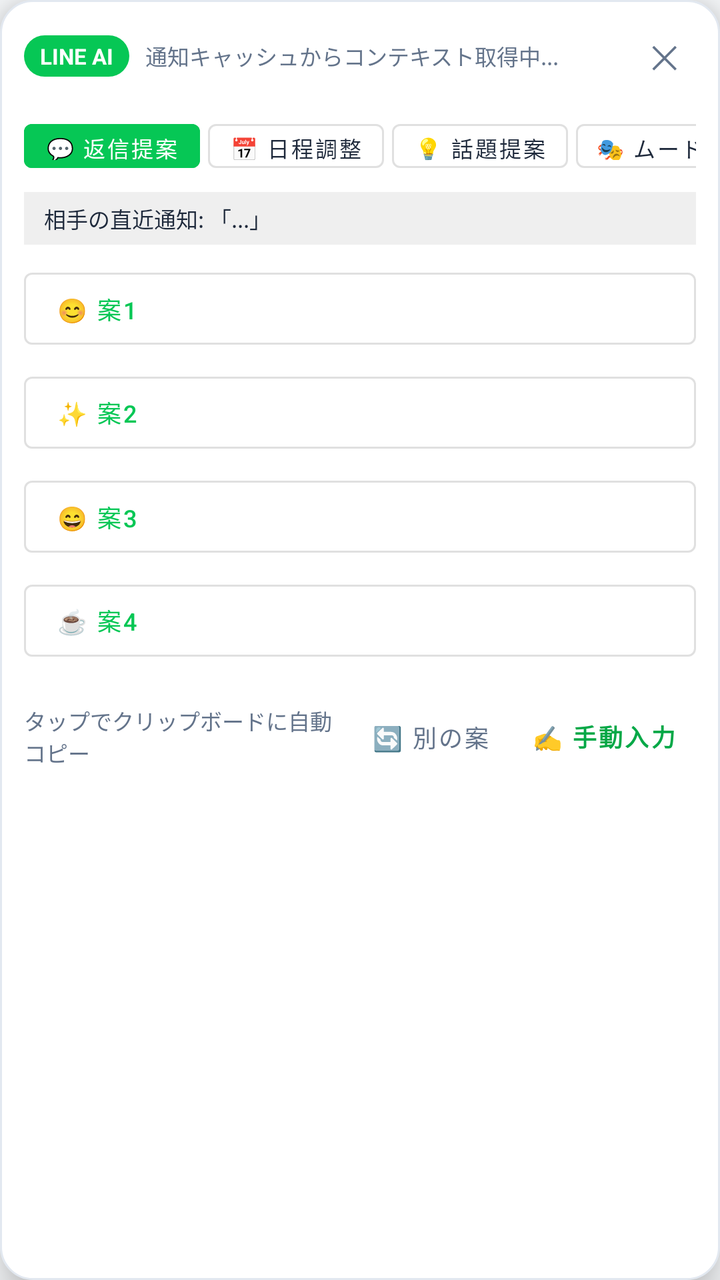
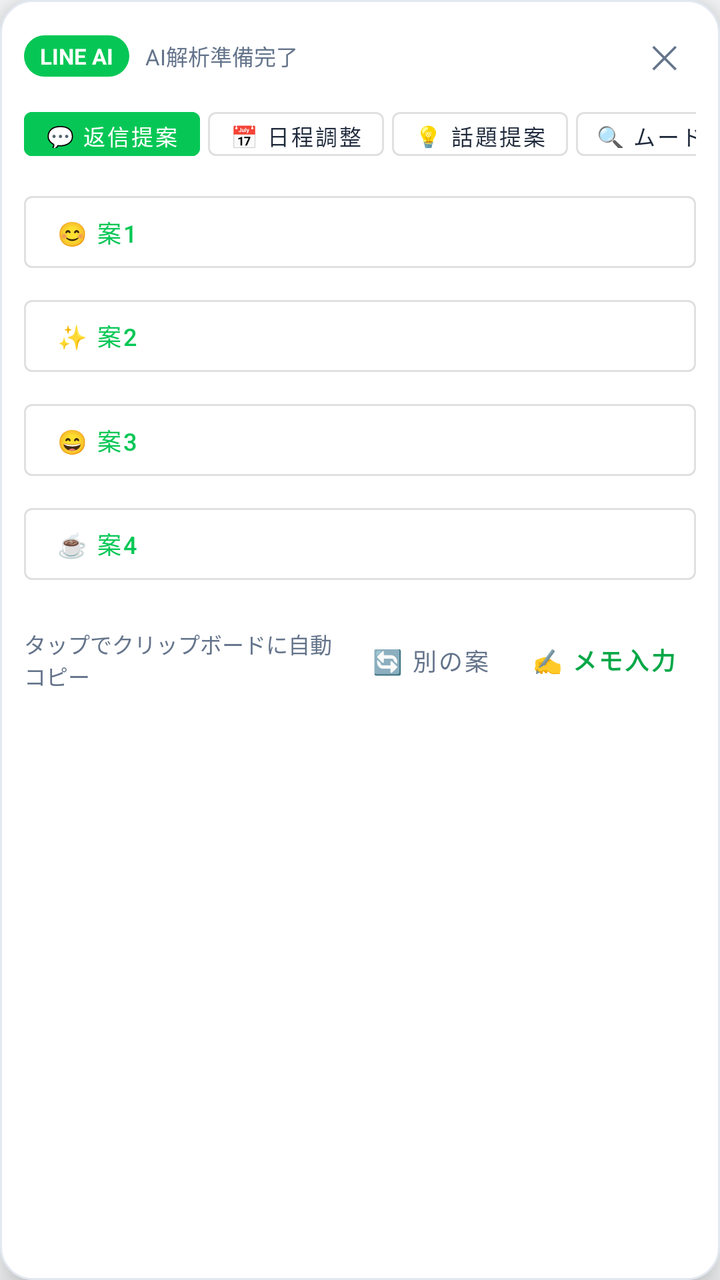

Screens rendered from an Android XML layout before and after an edit, with the pre-edit source and the edit as a unified diff.
<!-- AndroidManifest.xml: application theme Theme.LineAiReply -->
<!-- res/layout/overlay_line_replies.xml -->
<?xml version="1.0" encoding="utf-8"?>
<LinearLayout xmlns:android="http://schemas.android.com/apk/res/android"
    android:id="@+id/cardRoot"
    android:layout_width="match_parent"
    android:layout_height="wrap_content"
    android:background="@drawable/bg_reply_sheet"
    android:elevation="12dp"
    android:orientation="vertical"
    android:padding="12dp">

    
    <LinearLayout
        android:layout_width="match_parent"
        android:layout_height="wrap_content"
        android:gravity="center_vertical"
        android:orientation="horizontal">

        <TextView
            android:id="@+id/textPlatformTag"
            android:layout_width="wrap_content"
            android:layout_height="wrap_content"
            android:background="@drawable/bg_line_pill"
            android:paddingHorizontal="8dp"
            android:paddingVertical="3dp"
            android:text="LINE AI"
            android:textColor="@color/white"
            android:textSize="11sp"
            android:textStyle="bold" />

        <TextView
            android:id="@+id/textContextSummary"
            android:layout_width="0dp"
            android:layout_height="wrap_content"
            android:layout_marginStart="8dp"
            android:layout_weight="1"
            android:ellipsize="end"
            android:maxLines="1"
            android:text="通知キャッシュからコンテキスト取得中..."
            android:textColor="@color/text_secondary"
            android:textSize="11sp" />

        <TextView
            android:id="@+id/btnClose"
            android:layout_width="32dp"
            android:layout_height="32dp"
            android:gravity="center"
            android:text="✕"
            android:textColor="@color/text_secondary"
            android:textSize="16sp" />
    </LinearLayout>

    
    <HorizontalScrollView
        android:id="@+id/scrollRooms"
        android:layout_width="match_parent"
        android:layout_height="wrap_content"
        android:layout_marginTop="6dp"
        android:scrollbars="none">

        <LinearLayout
            android:id="@+id/layoutRoomChips"
            android:layout_width="wrap_content"
            android:layout_height="wrap_content"
            android:orientation="horizontal" />
    </HorizontalScrollView>

    
    <HorizontalScrollView
        android:layout_width="match_parent"
        android:layout_height="wrap_content"
        android:layout_marginTop="6dp"
        android:scrollbars="none">

        <LinearLayout
            android:layout_width="wrap_content"
            android:layout_height="wrap_content"
            android:orientation="horizontal">

            <Button
                android:id="@+id/btnModeReply"
                style="@style/Widget.MaterialComponents.Button.UnelevatedButton"
                android:layout_width="wrap_content"
                android:layout_height="34dp"
                android:layout_marginEnd="4dp"
                android:backgroundTint="@color/line_green"
                android:paddingHorizontal="10dp"
                android:text="💬 返信提案"
                android:textColor="@color/white"
                android:textSize="11sp" />

            <Button
                android:id="@+id/btnModeSchedule"
                style="@style/Widget.MaterialComponents.Button.OutlinedButton"
                android:layout_width="wrap_content"
                android:layout_height="34dp"
                android:layout_marginEnd="4dp"
                android:paddingHorizontal="10dp"
                android:text="📅 日程調整"
                android:textColor="@color/text_primary"
                android:textSize="11sp" />

            <Button
                android:id="@+id/btnModeTopic"
                style="@style/Widget.MaterialComponents.Button.OutlinedButton"
                android:layout_width="wrap_content"
                android:layout_height="34dp"
                android:layout_marginEnd="4dp"
                android:paddingHorizontal="10dp"
                android:text="💡 話題提案"
                android:textColor="@color/text_primary"
                android:textSize="11sp" />

            <Button
                android:id="@+id/btnModeMood"
                style="@style/Widget.MaterialComponents.Button.OutlinedButton"
                android:layout_width="wrap_content"
                android:layout_height="34dp"
                android:paddingHorizontal="10dp"
                android:text="🎭 ムード分析"
                android:textColor="@color/text_primary"
                android:textSize="11sp" />
        </LinearLayout>
    </HorizontalScrollView>

    
    <TextView
        android:id="@+id/textClipboardPreview"
        android:layout_width="match_parent"
        android:layout_height="wrap_content"
        android:layout_marginTop="6dp"
        android:background="#FEF3C7"
        android:paddingHorizontal="10dp"
        android:paddingVertical="4dp"
        android:ellipsize="end"
        android:maxLines="2"
        android:text="📋 コピー文を反映: 「...」"
        android:textColor="#92400E"
        android:textSize="11sp"
        android:visibility="gone" />

    
    <TextView
        android:id="@+id/textPartnerMessagePreview"
        android:layout_width="match_parent"
        android:layout_height="wrap_content"
        android:layout_marginTop="6dp"
        android:background="#10000000"
        android:paddingHorizontal="10dp"
        android:paddingVertical="5dp"
        android:ellipsize="end"
        android:maxLines="3"
        android:text="相手の直近通知: 「...」"
        android:textColor="@color/text_primary"
        android:textSize="11sp" />

    
    <LinearLayout
        android:id="@+id/optionsLayout"
        android:layout_width="match_parent"
        android:layout_height="wrap_content"
        android:layout_marginTop="8dp"
        android:orientation="vertical">

        <Button
            android:id="@+id/btnOpt1"
            style="@style/Widget.MaterialComponents.Button.OutlinedButton"
            android:layout_width="match_parent"
            android:layout_height="wrap_content"
            android:layout_marginBottom="4dp"
            android:gravity="start|center_vertical"
            android:paddingVertical="6dp"
            android:text="😊 案1"
            android:textAllCaps="false"
            android:textSize="12sp" />

        <Button
            android:id="@+id/btnOpt2"
            style="@style/Widget.MaterialComponents.Button.OutlinedButton"
            android:layout_width="match_parent"
            android:layout_height="wrap_content"
            android:layout_marginBottom="4dp"
            android:gravity="start|center_vertical"
            android:paddingVertical="6dp"
            android:text="✨ 案2"
            android:textAllCaps="false"
            android:textSize="12sp" />

        <Button
            android:id="@+id/btnOpt3"
            style="@style/Widget.MaterialComponents.Button.OutlinedButton"
            android:layout_width="match_parent"
            android:layout_height="wrap_content"
            android:layout_marginBottom="4dp"
            android:gravity="start|center_vertical"
            android:paddingVertical="6dp"
            android:text="😄 案3"
            android:textAllCaps="false"
            android:textSize="12sp" />

        <Button
            android:id="@+id/btnOpt4"
            style="@style/Widget.MaterialComponents.Button.OutlinedButton"
            android:layout_width="match_parent"
            android:layout_height="wrap_content"
            android:layout_marginBottom="6dp"
            android:gravity="start|center_vertical"
            android:paddingVertical="6dp"
            android:text="☕ 案4"
            android:textAllCaps="false"
            android:textSize="12sp" />
    </LinearLayout>

    
    <LinearLayout
        android:layout_width="match_parent"
        android:layout_height="wrap_content"
        android:gravity="center_vertical"
        android:orientation="horizontal"
        android:paddingTop="4dp">

        <TextView
            android:layout_width="0dp"
            android:layout_height="wrap_content"
            android:layout_weight="1"
            android:text="タップでクリップボードに自動コピー"
            android:textColor="@color/text_secondary"
            android:textSize="11sp" />

        <Button
            android:id="@+id/btnRegenerate"
            style="@style/Widget.MaterialComponents.Button.TextButton"
            android:layout_width="wrap_content"
            android:layout_height="wrap_content"
            android:minWidth="0dp"
            android:paddingHorizontal="10dp"
            android:text="🔄 別の案"
            android:textColor="@color/text_secondary"
            android:textSize="12sp" />

        <Button
            android:id="@+id/btnDirectType"
            style="@style/Widget.MaterialComponents.Button.TextButton"
            android:layout_width="wrap_content"
            android:layout_height="wrap_content"
            android:minWidth="0dp"
            android:paddingHorizontal="10dp"
            android:text="✍️ 手動入力"
            android:textColor="@color/line_green_dark"
            android:textSize="12sp"
            android:textStyle="bold" />
    </LinearLayout>

</LinearLayout>
<!-- resources referenced by this layout -->
<resources>
  <color name="line_green">#06C755</color>
  <color name="line_green_dark">#05A847</color>
  <color name="text_primary">#1E293B</color>
  <color name="text_secondary">#64748B</color>
  <color name="white">#FFFFFF</color>
  <!-- drawable bg_line_pill (drawable) -->
  <?xml version="1.0" encoding="utf-8"?>
  <shape xmlns:android="http://schemas.android.com/apk/res/android"
      android:shape="rectangle">
      <solid android:color="@color/line_green" />
      <corners android:radius="999dp" />
  </shape>
  <!-- drawable bg_reply_sheet (drawable) -->
  <?xml version="1.0" encoding="utf-8"?>
  <shape xmlns:android="http://schemas.android.com/apk/res/android"
      android:shape="rectangle">
      <solid android:color="@color/white" />
      <corners android:radius="16dp" />
      <stroke android:width="1dp" android:color="@color/border" />
  </shape>
  <style name="Theme.LineAiReply" parent="Theme.MaterialComponents.DayNight.NoActionBar">
          <item name="colorPrimary">@color/line_green</item>
          <item name="colorPrimaryDark">@color/line_green_dark</item>
          <item name="android:windowBackground">@color/bg_light</item>
      </style>
  <color name="border">#E2E8F0</color>
  <color name="bg_light">#F8FAFC</color>
</resources>

<!-- the commit's change to res/layout/overlay_line_replies.xml (unified diff, before → after) -->
@@ -35,7 +35,7 @@
             android:layout_weight="1"
             android:ellipsize="end"
             android:maxLines="1"
-            android:text="通知キャッシュからコンテキスト取得中..."
+            android:text="AI解析準備完了"
             android:textColor="@color/text_secondary"
             android:textSize="11sp" />
 
@@ -51,21 +51,6 @@
 
     
     <HorizontalScrollView
-        android:id="@+id/scrollRooms"
-        android:layout_width="match_parent"
-        android:layout_height="wrap_content"
-        android:layout_marginTop="6dp"
-        android:scrollbars="none">
-
-        <LinearLayout
-            android:id="@+id/layoutRoomChips"
-            android:layout_width="wrap_content"
-            android:layout_height="wrap_content"
-            android:orientation="horizontal" />
-    </HorizontalScrollView>
-
-    
-    <HorizontalScrollView
         android:layout_width="match_parent"
         android:layout_height="wrap_content"
         android:layout_marginTop="6dp"
@@ -116,11 +101,27 @@
                 android:layout_width="wrap_content"
                 android:layout_height="34dp"
                 android:paddingHorizontal="10dp"
-                android:text="🎭 ムード分析"
+                android:text="🔍 ムード分析"
                 android:textColor="@color/text_primary"
                 android:textSize="11sp" />
         </LinearLayout>
     </HorizontalScrollView>
+
+    
+    <TextView
+        android:id="@+id/textScreenshotPreview"
+        android:layout_width="match_parent"
+        android:layout_height="wrap_content"
+        android:layout_marginTop="6dp"
+        android:background="#ECFDF5"
+        android:paddingHorizontal="10dp"
+        android:paddingVertical="4dp"
+        android:ellipsize="end"
+        android:maxLines="2"
+        android:text="📸 直近スクショを反映中"
+        android:textColor="#047857"
+        android:textSize="11sp"
+        android:visibility="gone" />
 
     
     <TextView
@@ -133,25 +134,61 @@
         android:paddingVertical="4dp"
         android:ellipsize="end"
         android:maxLines="2"
-        android:text="📋 コピー文を反映: 「...」"
+        android:text="📋 コピー文を反映中"
         android:textColor="#92400E"
         android:textSize="11sp"
         android:visibility="gone" />
 
     
-    <TextView
-        android:id="@+id/textPartnerMessagePreview"
-        android:layout_width="match_parent"
-        android:layout_height="wrap_content"
-        android:layout_marginTop="6dp"
-        android:background="#10000000"
-        android:paddingHorizontal="10dp"
-        android:paddingVertical="5dp"
-        android:ellipsize="end"
-        android:maxLines="3"
-        android:text="相手の直近通知: 「...」"
-        android:textColor="@color/text_primary"
-        android:textSize="11sp" />
+    <LinearLayout
+        android:id="@+id/layoutMiniInput"
+        android:layout_width="match_parent"
+        android:layout_height="wrap_content"
+        android:layout_marginTop="6dp"
+        android:background="#F1F5F9"
+        android:orientation="vertical"
+        android:padding="8dp"
+        android:visibility="gone">
+
+        <TextView
+            android:id="@+id/textMiniInputGuide"
+            android:layout_width="match_parent"
+            android:layout_height="wrap_content"
+            android:text="💡 LINEでスクショ（電源＋音量下）を撮るか、メッセージをコピーすると自動解析されます。\nここに一言メモを入力して直接AI生成も可能です："
+            android:textColor="#475569"
+            android:textSize="11sp" />
+
+        <LinearLayout
+            android:layout_width="match_parent"
+            android:layout_height="wrap_content"
+            android:layout_marginTop="4dp"
+            android:gravity="center_vertical"
+            android:orientation="horizontal">
+
+            <EditText
+                android:id="@+id/editMiniPrompt"
+                android:layout_width="0dp"
+                android:layout_height="38dp"
+                android:layout_weight="1"
+                android:background="@android:drawable/edit_text"
+                android:hint="例: 明日の予定 / カフェお誘い"
+                android:imeOptions="actionDone"
+                android:inputType="text"
+                android:paddingHorizontal="8dp"
+                android:textSize="12sp" />
+
+            <Button
+                android:id="@+id/btnMiniGenerate"
+                style="@style/Widget.MaterialComponents.Button.UnelevatedButton"
+                android:layout_width="wrap_content"
+                android:layout_height="38dp"
+                android:layout_marginStart="6dp"
+                android:backgroundTint="@color/line_green"
+                android:text="🚀 AI生成"
+                android:textColor="@color/white"
+                android:textSize="11sp" />
+        </LinearLayout>
+    </LinearLayout>
 
     
     <LinearLayout
@@ -244,7 +281,7 @@
             android:layout_height="wrap_content"
             android:minWidth="0dp"
             android:paddingHorizontal="10dp"
-            android:text="✍️ 手動入力"
+            android:text="✍️ メモ入力"
             android:textColor="@color/line_green_dark"
             android:textSize="12sp"
             android:textStyle="bold" />
